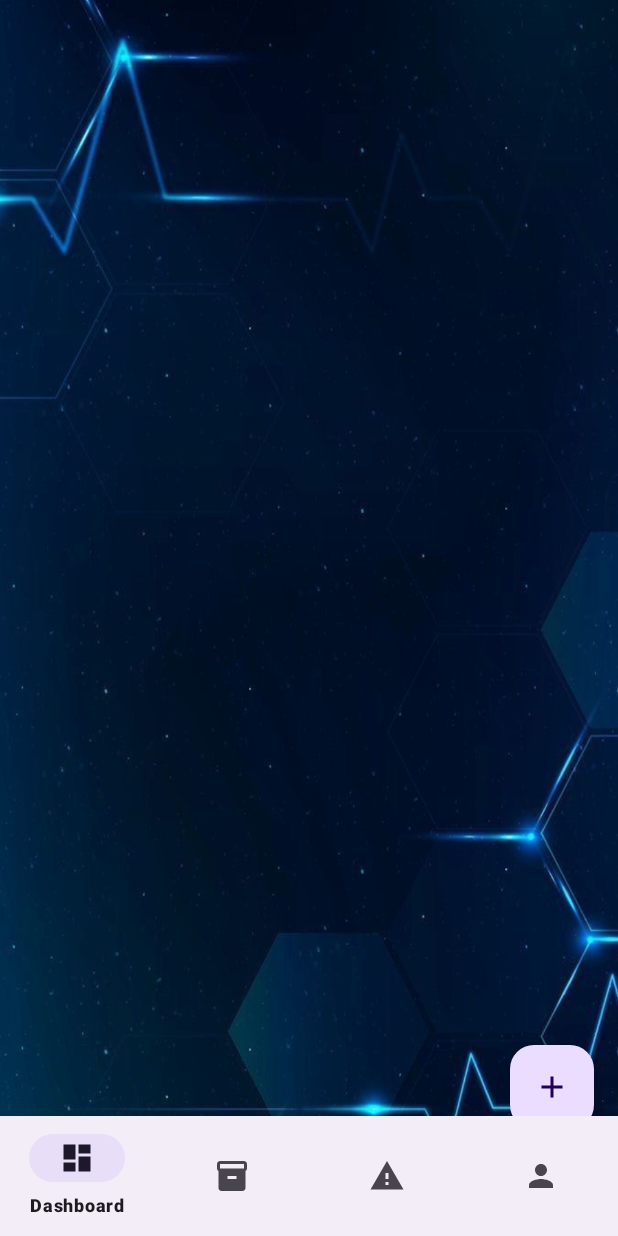
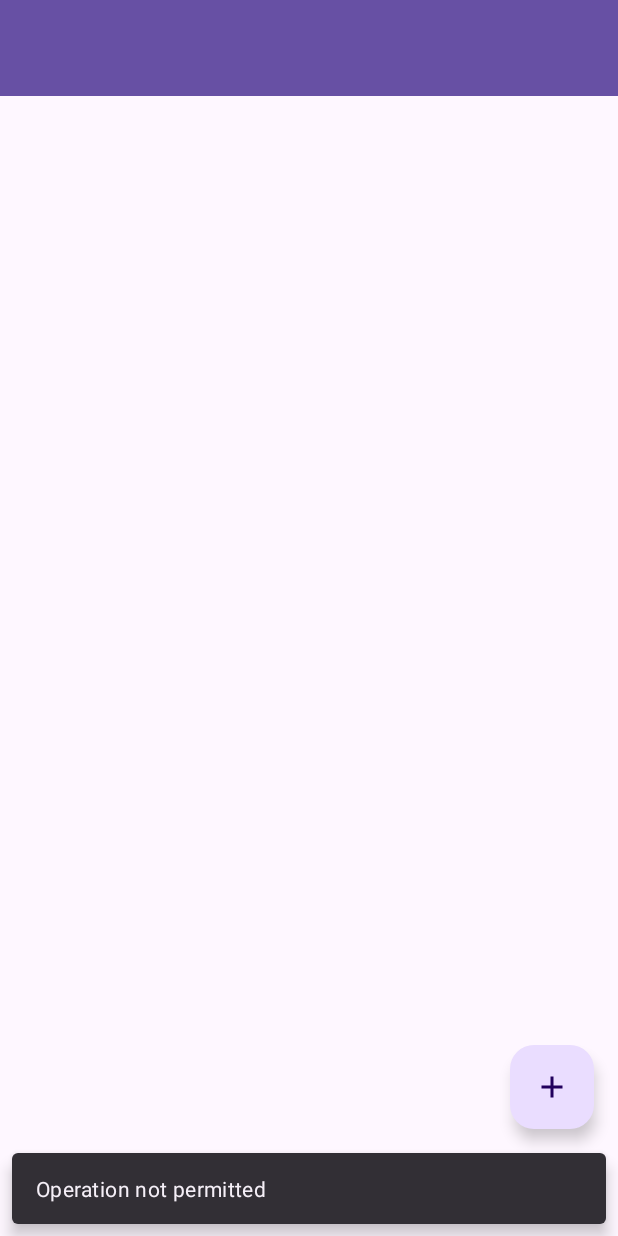
Before and after one commit to orlakushhx9/appInventory, an Android app: the MainActivity screen opened directly, with no data from a screen before it, on a phone screen of 412 x 824 dp. Run offline under Robolectric (Android 15) with nearby library versions, the phone set to English and light mode, and no system bars.

Commit message:
cambio de menu lateral

```diff
--- a/app/src/main/res/layout/activity_main.xml
+++ b/app/src/main/res/layout/activity_main.xml
@@ -1,12 +1,26 @@
 <?xml version="1.0" encoding="utf-8"?>
-<androidx.constraintlayout.widget.ConstraintLayout xmlns:android="http://schemas.android.com/apk/res/android"
+<androidx.drawerlayout.widget.DrawerLayout xmlns:android="http://schemas.android.com/apk/res/android"
     xmlns:app="http://schemas.android.com/apk/res-auto"
     xmlns:tools="http://schemas.android.com/tools"
-    android:id="@+id/main"
+    android:id="@+id/drawer_layout"
     android:layout_width="match_parent"
     android:layout_height="match_parent"
-    android:background="@drawable/fondo2"
     tools:context=".MainActivity">
+
+    <androidx.constraintlayout.widget.ConstraintLayout
+        android:layout_width="match_parent"
+        android:layout_height="match_parent">
+
+        <com.google.android.material.appbar.MaterialToolbar
+            android:id="@+id/toolbar"
+            android:layout_width="0dp"
+            android:layout_height="wrap_content"
+            app:layout_constraintTop_toTopOf="parent"
+            app:layout_constraintLeft_toLeftOf="parent"
+            app:layout_constraintRight_toRightOf="parent"
+            android:background="?attr/colorPrimary"
+            android:theme="@style/ThemeOverlay.Material3.Dark.ActionBar"
+            android:title="@string/app_name" />
 
         <androidx.fragment.app.FragmentContainerView
             android:id="@+id/nav_host_fragment"
@@ -14,19 +28,19 @@
             android:layout_width="0dp"
             android:layout_height="0dp"
             app:defaultNavHost="true"
+            app:layout_constraintTop_toBottomOf="@id/toolbar"
             app:layout_constraintBottom_toBottomOf="parent"
             app:layout_constraintLeft_toLeftOf="parent"
             app:layout_constraintRight_toRightOf="parent"
-        app:layout_constraintTop_toTopOf="parent"
             app:navGraph="@navigation/nav_graph" />
 
-    <com.google.android.material.bottomnavigation.BottomNavigationView
-        android:id="@+id/bottomNavigation"
-        android:layout_width="match_parent"
-        android:layout_height="wrap_content"
-        android:layout_gravity="bottom"
-        app:layout_constraintBottom_toBottomOf="parent"
-        app:menu="@menu/bottom_nav_menu" />
+    </androidx.constraintlayout.widget.ConstraintLayout>
 
+    <com.google.android.material.navigation.NavigationView
+        android:id="@+id/navigation_view"
+        android:layout_width="wrap_content"
+        android:layout_height="match_parent"
+        android:layout_gravity="start"
+        app:menu="@menu/menu_lateral" />
 
-</androidx.constraintlayout.widget.ConstraintLayout>
+</androidx.drawerlayout.widget.DrawerLayout>
```
Lines whose indentation alone changed are shown as unchanged.
